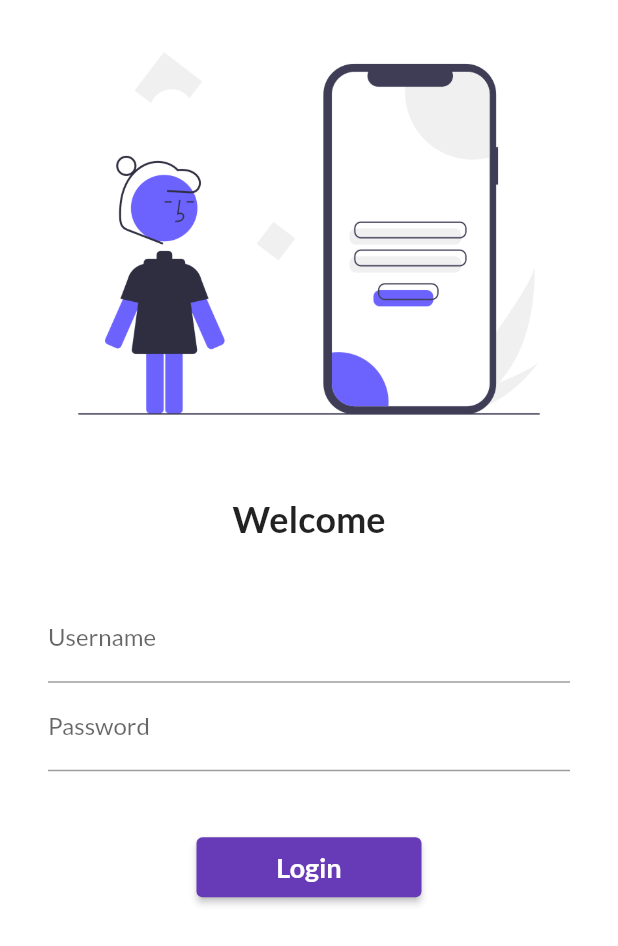
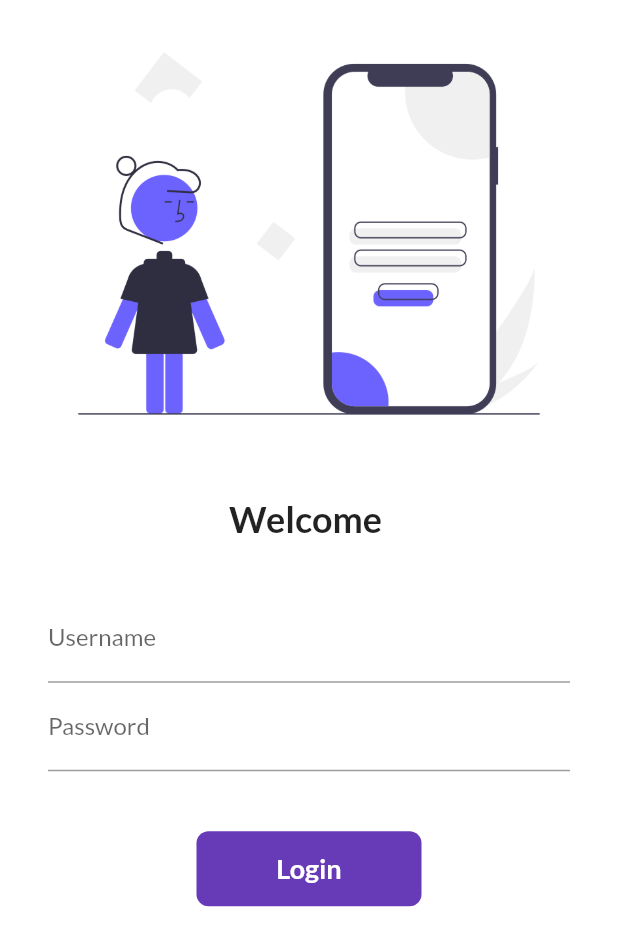
Before and after one commit to Tahmid10839/sample-catalog-app-with-flutter, a Flutter app: the screen it shows after launch, on a phone screen of 412 x 824 dp. Shown: the top 946 px of the screen. Run offline on Flutter 3.47's test engine with Material 2 defaults, Android fonts, the phone set to English and light mode, and no system bars; our stand-ins replace google_fonts.

Commit message:
Day 6 Completed

```diff
--- a/lib/pages/login_page.dart
+++ b/lib/pages/login_page.dart
@@ -1,7 +1,15 @@
 import 'package:catalog_app/utils/routes.dart';
 import 'package:flutter/material.dart';
 
-class LoginPage extends StatelessWidget {
+class LoginPage extends StatefulWidget {
+  @override
+  State<LoginPage> createState() => _LoginPageState();
+}
+
+class _LoginPageState extends State<LoginPage> {
+  String name = "";
+  bool changeButton = false;
+
   @override
   Widget build(BuildContext context) {
     return Material(
@@ -16,9 +24,9 @@ class LoginPage extends StatelessWidget {
             const SizedBox(
               height: 20.0,
             ),
-            const Text(
-              "Welcome",
-              style: TextStyle(
+            Text(
+              "Welcome $name",
+              style: const TextStyle(
                 fontSize: 24,
                 fontWeight: FontWeight.bold,
               ),
@@ -36,6 +44,10 @@ class LoginPage extends StatelessWidget {
                       hintText: "Enter Username",
                       labelText: "Username",
                     ),
+                    onChanged: (value) {
+                      name = value;
+                      setState(() {});
+                    },
                   ),
                   TextFormField(
                     obscureText: true,
@@ -47,21 +59,55 @@ class LoginPage extends StatelessWidget {
                   const SizedBox(
                     height: 40.0,
                   ),
-                  ElevatedButton(
-                    onPressed: () {
-                      // print("Hi Tahmid");
+                  InkWell(
+                    onTap: () async {
+                      setState(() {
+                        changeButton = true;
+                      });
+                      await Future.delayed(const Duration(seconds: 1));
                       Navigator.pushNamed(context, MyRoutes.homeRoute);
                     },
-                    child: const Text(
-                      "Login",
-                      style: TextStyle(
-                        fontSize: 18,
-                        fontWeight: FontWeight.bold,
+                    child: AnimatedContainer(
+                      duration: const Duration(seconds: 1),
+                      width: changeButton ? 50 : 150,
+                      height: 50,
+                      alignment: Alignment.center,
+                      child: changeButton
+                          ? const Icon(
+                              Icons.done,
+                              color: Colors.white,
+                            )
+                          : const Text(
+                              "Login",
+                              style: TextStyle(
+                                fontSize: 18,
+                                fontWeight: FontWeight.bold,
+                                color: Colors.white,
+                              ),
+                            ),
+                      decoration: BoxDecoration(
+                        color: Colors.deepPurple,
+                        // shape:
+                        //     changeButton ? BoxShape.circle : BoxShape.rectangle,
+                        borderRadius:
+                            BorderRadius.circular(changeButton ? 50 : 8),
                       ),
                     ),
-                    style:
-                        TextButton.styleFrom(minimumSize: const Size(150, 40)),
                   ),
+                  // ElevatedButton(
+                  //   onPressed: () {
+                  //     Navigator.pushNamed(context, MyRoutes.homeRoute);
+                  //   },
+                  //   child: const Text(
+                  //     "Login",
+                  //     style: TextStyle(
+                  //       fontSize: 18,
+                  //       fontWeight: FontWeight.bold,
+                  //     ),
+                  //   ),
+                  //   style:
+                  //       TextButton.styleFrom(minimumSize: const Size(150, 40)),
+                  // ),
                 ],
               ),
             ),
```
